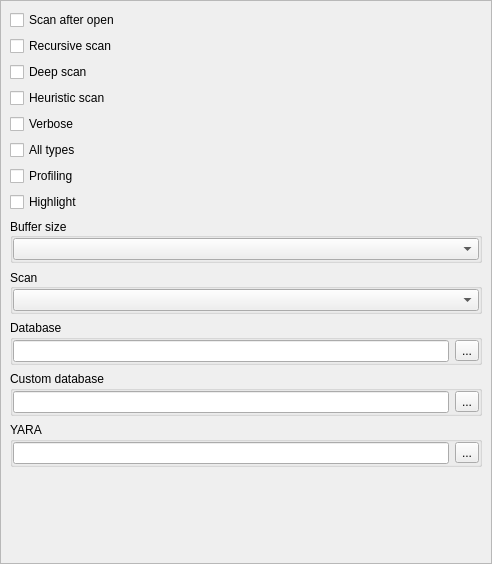
Qt form dieoptionswidget.ui (horsicq/die_widget) before a commit.
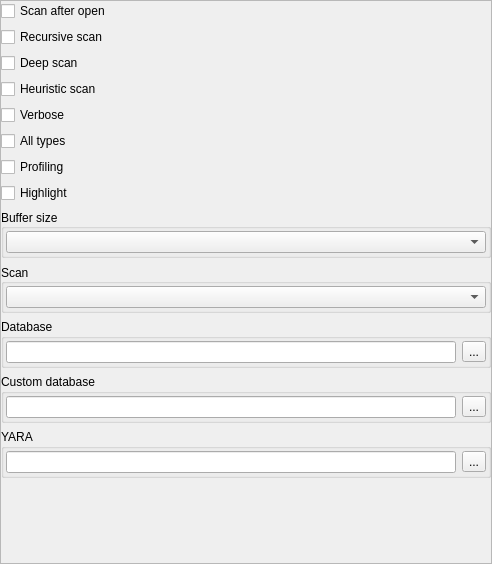
The same form after that commit.

Diff of the .ui file:
```diff
--- a/dieoptionswidget.ui
+++ b/dieoptionswidget.ui
@@ -41,6 +41,18 @@
        </rect>
       </property>
       <layout class="QVBoxLayout" name="verticalLayout_3">
+       <property name="leftMargin">
+        <number>0</number>
+       </property>
+       <property name="topMargin">
+        <number>0</number>
+       </property>
+       <property name="rightMargin">
+        <number>0</number>
+       </property>
+       <property name="bottomMargin">
+        <number>0</number>
+       </property>
        <item>
         <widget class="QCheckBox" name="checkBoxScanAfterOpen">
          <property name="text">
@@ -107,16 +119,16 @@
          </property>
          <layout class="QVBoxLayout" name="verticalLayout_10">
           <property name="leftMargin">
-           <number>0</number>
+           <number>2</number>
           </property>
           <property name="topMargin">
-           <number>0</number>
+           <number>2</number>
           </property>
           <property name="rightMargin">
-           <number>0</number>
+           <number>2</number>
           </property>
           <property name="bottomMargin">
-           <number>0</number>
+           <number>2</number>
           </property>
           <item>
            <widget class="QComboBox" name="comboBoxBufferSize">
@@ -141,16 +153,16 @@
          </property>
          <layout class="QVBoxLayout" name="verticalLayout_9">
           <property name="leftMargin">
-           <number>0</number>
+           <number>2</number>
           </property>
           <property name="topMargin">
-           <number>0</number>
+           <number>2</number>
           </property>
           <property name="rightMargin">
-           <number>0</number>
+           <number>2</number>
           </property>
           <property name="bottomMargin">
-           <number>0</number>
+           <number>2</number>
           </property>
           <item>
            <widget class="QComboBox" name="comboBoxScanEngine">
@@ -172,16 +184,16 @@
          </property>
          <layout class="QHBoxLayout" name="horizontalLayout_3">
           <property name="leftMargin">
-           <number>0</number>
+           <number>2</number>
           </property>
           <property name="topMargin">
-           <number>0</number>
+           <number>2</number>
           </property>
           <property name="rightMargin">
-           <number>0</number>
+           <number>2</number>
           </property>
           <property name="bottomMargin">
-           <number>0</number>
+           <number>2</number>
           </property>
           <item>
            <widget class="QLineEdit" name="lineEditDIEDatabase"/>
@@ -203,16 +215,16 @@
          </property>
          <layout class="QHBoxLayout" name="horizontalLayout_5">
           <property name="leftMargin">
-           <number>0</number>
+           <number>2</number>
           </property>
           <property name="topMargin">
-           <number>0</number>
+           <number>2</number>
           </property>
           <property name="rightMargin">
-           <number>0</number>
+           <number>2</number>
           </property>
           <property name="bottomMargin">
-           <number>0</number>
+           <number>2</number>
           </property>
           <item>
            <widget class="QLineEdit" name="lineEditDIEDatabaseCustom"/>
@@ -234,16 +246,16 @@
          </property>
          <layout class="QHBoxLayout" name="horizontalLayout_4">
           <property name="leftMargin">
-           <number>0</number>
+           <number>2</number>
           </property>
           <property name="topMargin">
-           <number>0</number>
+           <number>2</number>
           </property>
           <property name="rightMargin">
-           <number>0</number>
+           <number>2</number>
           </property>
           <property name="bottomMargin">
-           <number>0</number>
+           <number>2</number>
           </property>
           <item>
            <widget class="QLineEdit" name="lineEditYaraRules"/>
```
